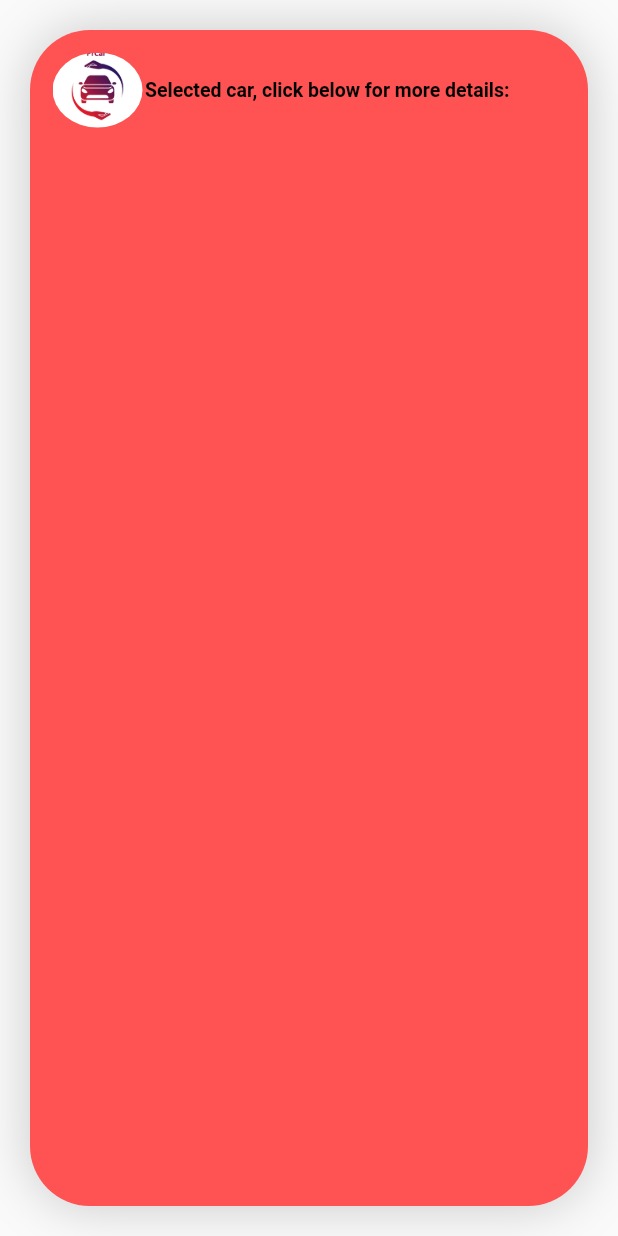
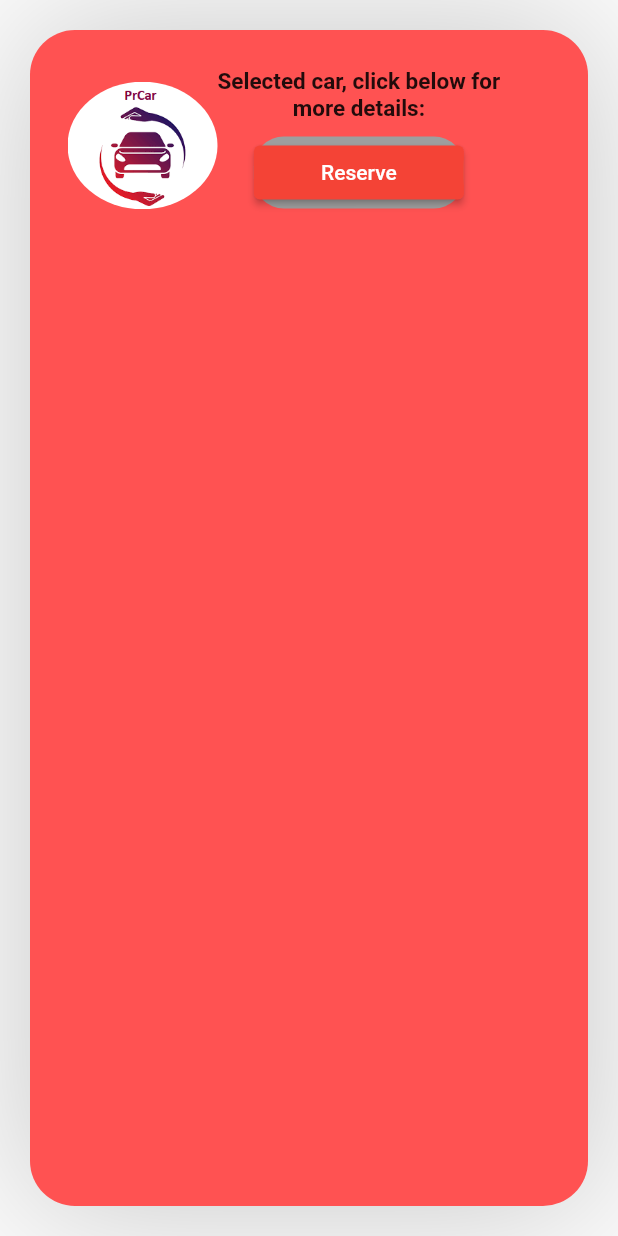
Before and after one commit to beppe22/prcar_flutter_app, a Flutter app: the MapBottomPill widget shown alone on an empty page, opened directly, on a phone screen of 412 x 824 dp. Run offline on Flutter 3.47's test engine with Material 2 defaults, Android fonts, the phone set to English and light mode, and no system bars; our stand-ins replace cloud_firestore, email_validator, firebase_auth, firebase_core, google_maps_flutter; accounts and stored records are empty.

Commit message:
pulsante reservation

```diff
--- a/lib/homepage.dart
+++ b/lib/homepage.dart
@@ -173,27 +173,27 @@ class MapBottomPill extends StatelessWidget {
   MapBottomPill({Key? key}) : super(key: key);
 
   final carButton = Container(
-      width: double.maxFinite,
-      height: 10,
+      width: 140,
       margin: const EdgeInsets.only(top: 10, left: 10, right: 10, bottom: 10),
       decoration: BoxDecoration(
-          color: Colors.redAccent, borderRadius: BorderRadius.circular(20)),
-      child: RawMaterialButton(
+          color: Colors.grey, borderRadius: BorderRadius.circular(20)),
+      child: ElevatedButton(
         onPressed: () {},
+        child: const Text('Reserve'),
       ));
 
   @override
   Widget build(BuildContext context) {
     return Container(
         margin: const EdgeInsets.all(20),
-        padding: const EdgeInsets.all(15),
+        padding: const EdgeInsets.all(25),
         decoration: BoxDecoration(
             color: Colors.redAccent,
-            borderRadius: BorderRadius.circular(40),
+            borderRadius: BorderRadius.circular(30),
             boxShadow: [
               BoxShadow(
                   color: Colors.black.withOpacity(0.2),
-                  blurRadius: 30,
+                  blurRadius: 80,
                   offset: Offset.zero)
             ]),
         child: Column(children: [
@@ -201,17 +201,28 @@ class MapBottomPill extends StatelessWidget {
               color: Colors.redAccent,
               child: Row(children: [
                 ClipOval(
-                    child: Image.asset('assets/prcarlogo.png',
-                        width: 60, height: 50, fit: BoxFit.cover)),
-                Column(children: const [
-                  Text('Selected car, click below for more details: ',
+                    child: Image.asset(
+                  'assets/prcarlogo.png',
+                  width: 100,
+                  height: 85,
+                  fit: BoxFit.cover,
+                  alignment: Alignment.topCenter,
+                )),
+                Column(children: [
+                  const Text('Selected car, click below for',
                       textAlign: TextAlign.center,
                       style: TextStyle(
-                          fontSize: 13,
-                          color: Colors.black,
+                          fontSize: 15,
+                          color: Colors.black87,
                           fontWeight: FontWeight.bold)),
-                  //carButton
-                ])
+                  const Text('more details: ',
+                      textAlign: TextAlign.center,
+                      style: TextStyle(
+                          fontSize: 15,
+                          color: Colors.black87,
+                          fontWeight: FontWeight.bold)),
+                  carButton
+                ], mainAxisAlignment: MainAxisAlignment.spaceBetween)
               ])),
         ]));
   }
```
